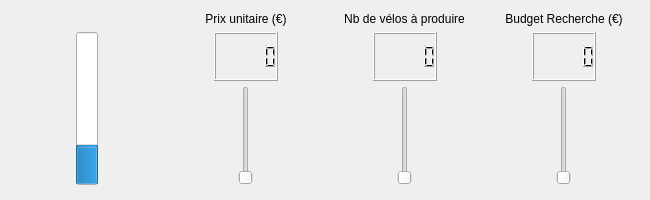
The window that jeu-entreprise/inputwidget.ui (rcatajar/jeu-entreprise) describes before a commit, drawn with Qt 5.
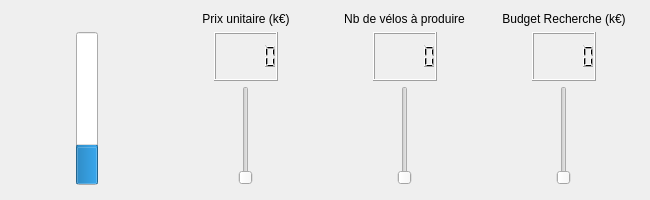
The same window after the commit.

Patch:
```diff
--- a/jeu-entreprise/inputwidget.ui
+++ b/jeu-entreprise/inputwidget.ui
@@ -192,7 +192,7 @@
        <enum>QFrame::Plain</enum>
       </property>
       <property name="text">
-       <string>Prix unitaire (€)</string>
+       <string>Prix unitaire (k€)</string>
       </property>
       <property name="textFormat">
        <enum>Qt::AutoText</enum>
@@ -211,7 +211,7 @@
        </sizepolicy>
       </property>
       <property name="text">
-       <string>Budget Recherche (€)</string>
+       <string>Budget Recherche (k€)</string>
       </property>
       <property name="alignment">
        <set>Qt::AlignCenter</set>
```
